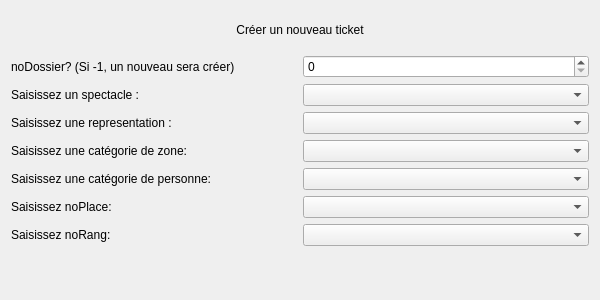
alaabenfatma/Projet_SQL_Python, file Theatre_Project/gui/res_edit.ui: the form before one commit.
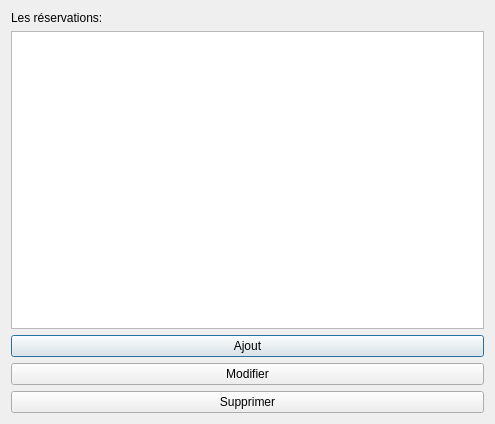
The form after the commit. Icons and pictures are not drawn.

Commit message: ajout fenetre edit des reservations

Patch:
```diff
--- a/Theatre_Project/gui/res_edit.ui
+++ b/Theatre_Project/gui/res_edit.ui
@@ -6,8 +6,8 @@
    <rect>
     <x>0</x>
     <y>0</y>
-    <width>600</width>
-    <height>300</height>
+    <width>495</width>
+    <height>424</height>
    </rect>
   </property>
   <property name="windowTitle">
@@ -17,121 +17,46 @@
    <item>
     <widget class="QLabel" name="label">
      <property name="text">
-      <string>Créer un nouveau ticket</string>
+      <string>Les réservations:</string>
      </property>
-     <property name="alignment">
-      <set>Qt::AlignCenter</set>
-     </property>
-     <property name="wordWrap">
-      <bool>true</bool>
-     </property>
     </widget>
    </item>
    <item>
-    <layout class="QHBoxLayout" name="horizontalLayout_7">
-     <item>
-      <widget class="QLabel" name="label_8">
-       <property name="text">
-        <string>noDossier? (Si -1, un nouveau sera créer)</string>
-       </property>
-      </widget>
-     </item>
-     <item>
-      <widget class="QSpinBox" name="spinBox"/>
-     </item>
-    </layout>
+    <widget class="QTableView" name="t_data"/>
    </item>
    <item>
-    <layout class="QHBoxLayout" name="horizontalLayout">
-     <item>
-      <widget class="QLabel" name="label_2">
-       <property name="text">
-        <string>Saisissez un spectacle :</string>
-       </property>
-      </widget>
-     </item>
-     <item>
-      <widget class="QComboBox" name="combo_sql_spec"/>
-     </item>
-    </layout>
+    <widget class="QPushButton" name="add_btn">
+     <property name="autoFillBackground">
+      <bool>false</bool>
+     </property>
+     <property name="text">
+      <string>Ajout</string>
+     </property>
+     <property name="icon">
+      <iconset>
+       <normaloff>plus.png</normaloff>plus.png</iconset>
+     </property>
+    </widget>
    </item>
    <item>
-    <layout class="QHBoxLayout" name="horizontalLayout_2">
-     <item>
-      <widget class="QLabel" name="label_3">
-       <property name="text">
-        <string>Saisissez une representation :</string>
-       </property>
-      </widget>
-     </item>
-     <item>
-      <widget class="QComboBox" name="combo_sql_rep"/>
-     </item>
-    </layout>
+    <widget class="QPushButton" name="btn_edit">
+     <property name="text">
+      <string>Modifier</string>
+     </property>
+     <property name="icon">
+      <iconset>
+       <normaloff>pen.png</normaloff>pen.png</iconset>
+     </property>
+    </widget>
    </item>
    <item>
-    <layout class="QHBoxLayout" name="horizontalLayout_3">
-     <item>
-      <widget class="QLabel" name="label_4">
-       <property name="text">
-        <string>Saisissez une catégorie de zone:</string>
-       </property>
-      </widget>
-     </item>
-     <item>
-      <widget class="QComboBox" name="comboBox"/>
-     </item>
-    </layout>
-   </item>
-   <item>
-    <layout class="QHBoxLayout" name="horizontalLayout_4">
-     <item>
-      <widget class="QLabel" name="label_5">
-       <property name="text">
-        <string>Saisissez une catégorie de personne:</string>
-       </property>
-      </widget>
-     </item>
-     <item>
-      <widget class="QComboBox" name="comboBox_2"/>
-     </item>
-    </layout>
-   </item>
-   <item>
-    <layout class="QHBoxLayout" name="horizontalLayout_5">
-     <item>
-      <widget class="QLabel" name="label_6">
-       <property name="text">
-        <string>Saisissez noPlace:</string>
-       </property>
-      </widget>
-     </item>
-     <item>
-      <widget class="QComboBox" name="comboBox_3"/>
-     </item>
-    </layout>
-   </item>
-   <item>
-    <layout class="QHBoxLayout" name="horizontalLayout_6">
-     <item>
-      <widget class="QLabel" name="label_7">
-       <property name="text">
-        <string>Saisissez noRang:</string>
-       </property>
-      </widget>
-     </item>
-     <item>
-      <widget class="QComboBox" name="comboBox_4"/>
-     </item>
-    </layout>
-   </item>
-   <item>
-    <widget class="QLabel" name="label_fct_comp_3">
+    <widget class="QPushButton" name="btn_del">
      <property name="text">
-      <string/>
+      <string>Supprimer</string>
      </property>
-     <property name="alignment">
-      <set>Qt::AlignCenter</set>
+     <property name="icon">
+      <iconset>
+       <normaloff>negative.png</normaloff>negative.png</iconset>
      </property>
     </widget>
    </item>
```
Left out of the diff: 9 changed lines with no effect on the pictures.
